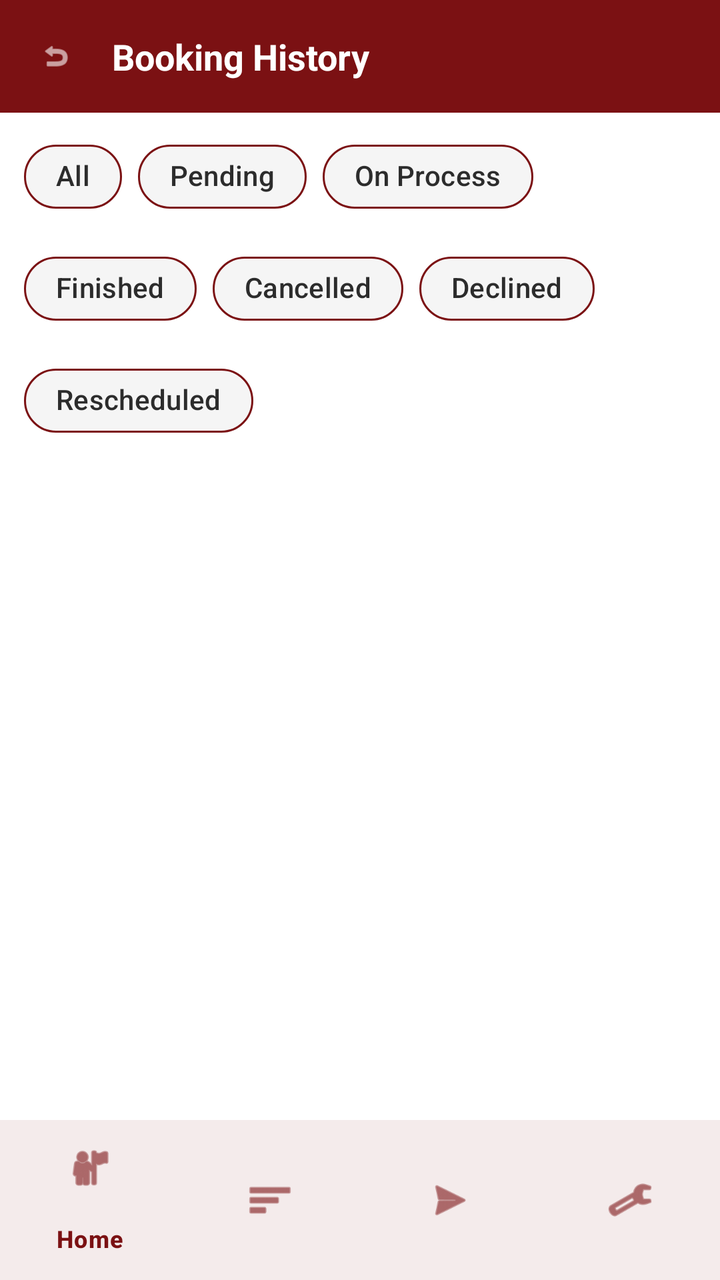
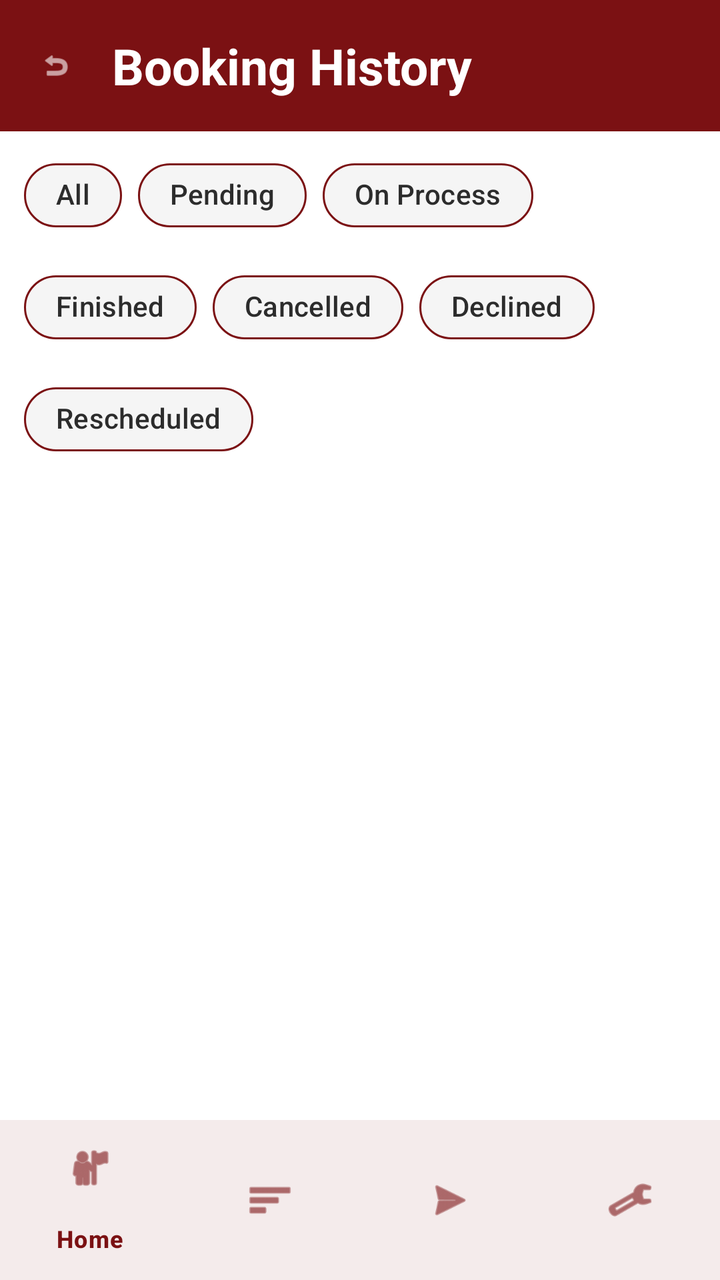

Compare the two renders of this Android layout. The source of the first and the diff that turns it into the second are given below.
<!-- AndroidManifest.xml: application theme Theme.FixItFinderApp -->
<!-- res/layout/activity_history.xml -->
<?xml version="1.0" encoding="utf-8"?>
<androidx.coordinatorlayout.widget.CoordinatorLayout
    xmlns:android="http://schemas.android.com/apk/res/android"
    xmlns:app="http://schemas.android.com/apk/res-auto"
    android:layout_width="match_parent"
    android:layout_height="match_parent"
    android:background="@color/white">

    <androidx.constraintlayout.widget.ConstraintLayout
        android:layout_width="match_parent"
        android:layout_height="match_parent">

        
        <LinearLayout
            android:id="@+id/headerLayout"
            android:layout_width="match_parent"
            android:layout_height="wrap_content"
            android:orientation="horizontal"
            android:background="@color/color_primary"
            android:padding="16dp"
            android:gravity="center_vertical"
            app:layout_constraintTop_toTopOf="parent"
            app:layout_constraintStart_toStartOf="parent"
            app:layout_constraintEnd_toEndOf="parent">

            <ImageView
                android:id="@+id/btnBack"
                android:layout_width="24dp"
                android:layout_height="24dp"
                android:src="@android:drawable/ic_menu_revert"
                android:tint="@color/white"
                android:padding="4dp"
                android:background="?attr/selectableItemBackgroundBorderless"
                android:contentDescription="Back"
                android:layout_marginEnd="16dp" />

            <TextView
                android:id="@+id/tvHeaderTitle"
                android:layout_width="0dp"
                android:layout_height="wrap_content"
                android:layout_weight="1"
                android:text="Booking History"
                android:textSize="18sp"
                android:textStyle="bold"
                android:textColor="@color/white" />
        </LinearLayout>

        
        <com.google.android.material.chip.ChipGroup
            android:id="@+id/chipGroupFilters"
            android:layout_width="match_parent"
            android:layout_height="wrap_content"
            android:layout_marginTop="8dp"
            android:paddingStart="12dp"
            android:paddingEnd="12dp"
            app:singleSelection="true"
            app:selectionRequired="true"
            app:layout_constraintTop_toBottomOf="@+id/headerLayout"
            app:layout_constraintStart_toStartOf="parent"
            app:layout_constraintEnd_toEndOf="parent">

            <com.google.android.material.chip.Chip
                android:id="@+id/chipAll"
                android:layout_width="wrap_content"
                android:layout_height="wrap_content"
                android:text="All"
                android:tag="all"
                android:checked="true"
                app:chipBackgroundColor="@color/light_gray"
                app:chipStrokeColor="@color/color_primary"
                app:chipStrokeWidth="1dp"
                app:checkedIconVisible="false"
                app:chipCornerRadius="16dp"
                />

            <com.google.android.material.chip.Chip
                android:id="@+id/chipPending"
                android:layout_width="wrap_content"
                android:layout_height="wrap_content"
                android:text="Pending"
                android:tag="pending"
                app:chipBackgroundColor="@color/light_gray"
                app:chipStrokeColor="@color/color_primary"
                app:chipStrokeWidth="1dp"
                app:checkedIconVisible="false"
                app:chipCornerRadius="16dp" />

            <com.google.android.material.chip.Chip
                android:id="@+id/chipOnProcess"
                android:layout_width="wrap_content"
                android:layout_height="wrap_content"
                android:text="On Process"
                android:tag="on_process"
                app:chipBackgroundColor="@color/light_gray"
                app:chipStrokeColor="@color/color_primary"
                app:chipStrokeWidth="1dp"
                app:checkedIconVisible="false"
                app:chipCornerRadius="16dp" />

            <com.google.android.material.chip.Chip
                android:id="@+id/chipFinished"
                android:layout_width="wrap_content"
                android:layout_height="wrap_content"
                android:text="Finished"
                android:tag="finished"
                app:chipBackgroundColor="@color/light_gray"
                app:chipStrokeColor="@color/color_primary"
                app:chipStrokeWidth="1dp"
                app:checkedIconVisible="false"
                app:chipCornerRadius="16dp" />

            <com.google.android.material.chip.Chip
                android:id="@+id/chipCancelled"
                android:layout_width="wrap_content"
                android:layout_height="wrap_content"
                android:text="Cancelled"
                android:tag="cancelled"
                app:chipBackgroundColor="@color/light_gray"
                app:chipStrokeColor="@color/color_primary"
                app:chipStrokeWidth="1dp"
                app:checkedIconVisible="false"
                app:chipCornerRadius="16dp" />

            <com.google.android.material.chip.Chip
                android:id="@+id/chipDeclined"
                android:layout_width="wrap_content"
                android:layout_height="wrap_content"
                android:text="Declined"
                android:tag="declined"
                app:chipBackgroundColor="@color/light_gray"
                app:chipStrokeColor="@color/color_primary"
                app:chipStrokeWidth="1dp"
                app:checkedIconVisible="false"
                app:chipCornerRadius="16dp" />

            <com.google.android.material.chip.Chip
                android:id="@+id/chipRescheduled"
                android:layout_width="wrap_content"
                android:layout_height="wrap_content"
                android:text="Rescheduled"
                android:tag="rescheduled"
                app:chipBackgroundColor="@color/light_gray"
                app:chipStrokeColor="@color/color_primary"
                app:chipStrokeWidth="1dp"
                app:checkedIconVisible="false"
                app:chipCornerRadius="16dp" />
        </com.google.android.material.chip.ChipGroup>

        
        <androidx.recyclerview.widget.RecyclerView
            android:id="@+id/recyclerViewHistory"
            android:layout_width="match_parent"
            android:layout_height="0dp"
            android:padding="16dp"
            android:clipToPadding="false"
            app:layout_constraintTop_toBottomOf="@+id/chipGroupFilters"
            app:layout_constraintBottom_toTopOf="@+id/bottomNavigation"
            app:layout_constraintStart_toStartOf="parent"
            app:layout_constraintEnd_toEndOf="parent" />

        <TextView
            android:id="@+id/tvEmptyHistory"
            android:layout_width="0dp"
            android:layout_height="wrap_content"
            android:text="No bookings yet."
            android:textColor="#757575"
            android:textSize="14sp"
            android:gravity="center"
            android:visibility="gone"
            app:layout_constraintTop_toBottomOf="@+id/chipGroupFilters"
            app:layout_constraintStart_toStartOf="parent"
            app:layout_constraintEnd_toEndOf="parent" />

        
        <com.google.android.material.bottomnavigation.BottomNavigationView
            android:id="@+id/bottomNavigation"
            android:layout_width="match_parent"
            android:layout_height="wrap_content"
            android:background="@color/white"
            app:itemTextColor="@color/color_primary"
            app:itemIconTint="@color/color_primary"
            app:menu="@menu/bottom_navigation"
            app:layout_constraintBottom_toBottomOf="parent"
            app:layout_constraintStart_toStartOf="parent"
            app:layout_constraintEnd_toEndOf="parent" />

    </androidx.constraintlayout.widget.ConstraintLayout>

</androidx.coordinatorlayout.widget.CoordinatorLayout>
<!-- resources referenced by this layout -->
<resources>
  <color name="color_primary">#7B1113</color>
  <color name="light_gray">#F5F5F5</color>
  <color name="white">#FFFFFFFF</color>
  <style name="Theme.FixItFinderApp" parent="Base.Theme.FixItFinderApp" />
  <style name="Base.Theme.FixItFinderApp" parent="Theme.Material3.DayNight.NoActionBar">
          <item name="colorPrimary">@color/color_primary</item>
          <item name="colorSecondary">@color/color_secondary</item>
          <item name="colorSurface">@color/color_background</item>
          <item name="colorOnSurface">@color/color_text_dark</item>
          <item name="colorPrimaryContainer">@color/color_primary</item>
          <item name="colorOnPrimary">@color/color_background</item>
      </style>
  <color name="color_secondary">#825037</color>
  <color name="color_background">#FFFFFF</color>
  <color name="color_text_dark">#2C2C2C</color>
</resources>

<!-- the commit's change to res/layout/activity_history.xml (unified diff, before → after) -->
@@ -40,7 +40,7 @@
                 android:layout_height="wrap_content"
                 android:layout_weight="1"
                 android:text="Booking History"
-                android:textSize="18sp"
+                android:textSize="25sp"
                 android:textStyle="bold"
                 android:textColor="@color/white" />
         </LinearLayout>
@@ -65,6 +65,7 @@
                 android:layout_height="wrap_content"
                 android:text="All"
                 android:tag="all"
+                android:checkable="true"
                 android:checked="true"
                 app:chipBackgroundColor="@color/light_gray"
                 app:chipStrokeColor="@color/color_primary"
@@ -79,6 +80,7 @@
                 android:layout_height="wrap_content"
                 android:text="Pending"
                 android:tag="pending"
+                android:checkable="true"
                 app:chipBackgroundColor="@color/light_gray"
                 app:chipStrokeColor="@color/color_primary"
                 app:chipStrokeWidth="1dp"
@@ -91,6 +93,7 @@
                 android:layout_height="wrap_content"
                 android:text="On Process"
                 android:tag="on_process"
+                android:checkable="true"
                 app:chipBackgroundColor="@color/light_gray"
                 app:chipStrokeColor="@color/color_primary"
                 app:chipStrokeWidth="1dp"
@@ -103,6 +106,7 @@
                 android:layout_height="wrap_content"
                 android:text="Finished"
                 android:tag="finished"
+                android:checkable="true"
                 app:chipBackgroundColor="@color/light_gray"
                 app:chipStrokeColor="@color/color_primary"
                 app:chipStrokeWidth="1dp"
@@ -115,6 +119,7 @@
                 android:layout_height="wrap_content"
                 android:text="Cancelled"
                 android:tag="cancelled"
+                android:checkable="true"
                 app:chipBackgroundColor="@color/light_gray"
                 app:chipStrokeColor="@color/color_primary"
                 app:chipStrokeWidth="1dp"
@@ -127,6 +132,7 @@
                 android:layout_height="wrap_content"
                 android:text="Declined"
                 android:tag="declined"
+                android:checkable="true"
                 app:chipBackgroundColor="@color/light_gray"
                 app:chipStrokeColor="@color/color_primary"
                 app:chipStrokeWidth="1dp"
@@ -139,6 +145,7 @@
                 android:layout_height="wrap_content"
                 android:text="Rescheduled"
                 android:tag="rescheduled"
+                android:checkable="true"
                 app:chipBackgroundColor="@color/light_gray"
                 app:chipStrokeColor="@color/color_primary"
                 app:chipStrokeWidth="1dp"
